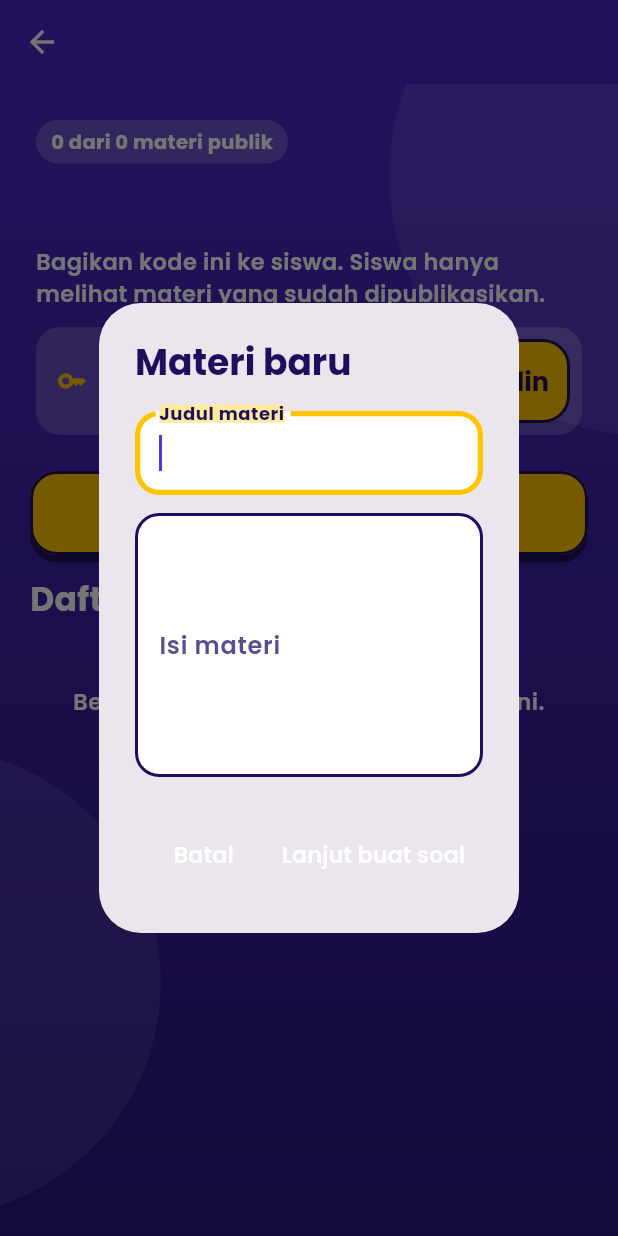
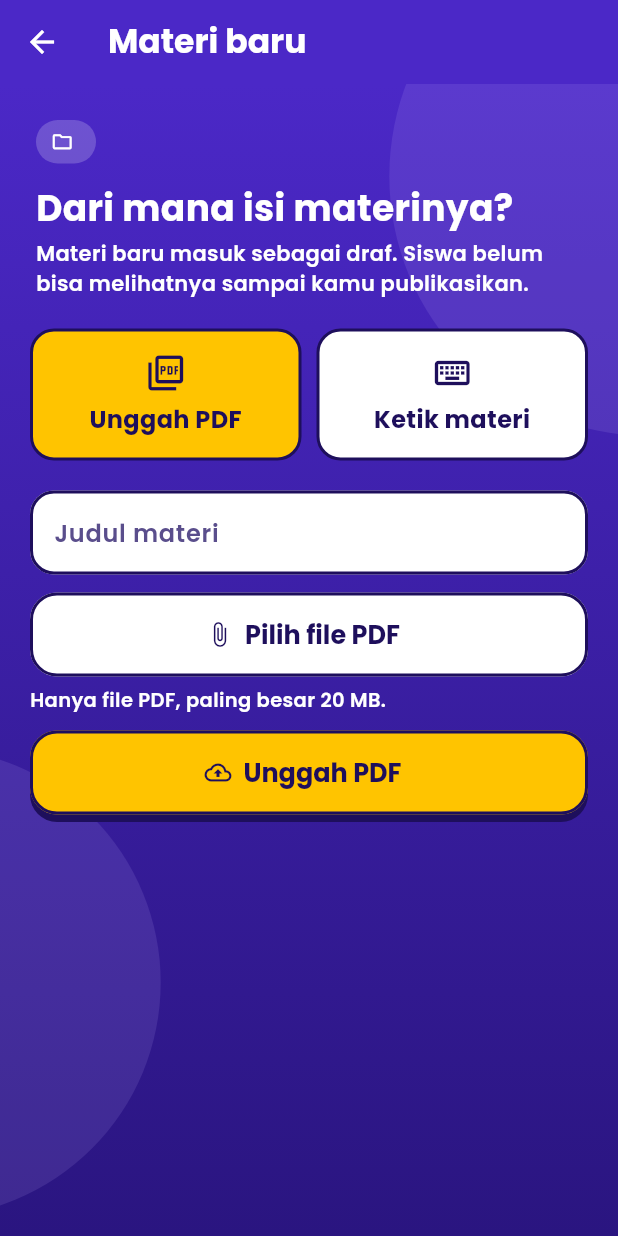
Before and after one commit to haswium/Proyek-Telematika-APREVO, a Flutter app: the SubjectDetailScreen screen opened directly with empty values, after a tap on "Buat Materi Baru", on a phone screen of 412 x 824 dp. Run offline on Flutter 3.47's test engine with Material 3 defaults, Android fonts, the phone set to English and light mode, and no system bars; our stand-ins replace flutter_tts, supabase_flutter; accounts and stored records are empty.

Commit message:
Pilihan sumber materi: unggah PDF atau ketik
Tombol "Buat Materi Baru" di layar mata pelajaran sekarang membuka
NewMaterialScreen dengan dua pilihan sumber (dibaca TalkBack sebagai
grup pilihan): "Unggah PDF" dan "Ketik materi".

Unggah PDF memakai file_picker (hanya .pdf). File di atas 20 MB atau
bukan PDF ditolak dengan pesan yang menyebut nama dan ukuran file. Nama
file, status mengunggah, berhasil, dan gagal tampil di liveRegion, dan
dibacakan lewat Speech kalau TalkBack mati. Di mode demo,
AppStore.uploadMaterialPdf hanya membuat materi draf berisi teks contoh;
sambungan ke POST /teacher/materials/upload menyusul di branch
feat/backend-materials.

Ketik materi sekarang menolak judul kosong dengan pesan error, bukan
diam-diam membatalkan.

LessonMaterial punya sourceFileName. Kartu "Baca materi" di editor
menampilkan "Dari PDF: nama file" atau cuplikan teks yang diketik.

SwitchListTile publikasi di editor dibungkus Material transparan supaya
tidak memicu assertion "ListTile background color or ink splashes may be
invisible" di mode debug.

```diff
--- a/lib/models/models.dart
+++ b/lib/models/models.dart
@@ -119,12 +119,17 @@ class LessonMaterial {
     required this.body,
     this.questionType = GameType.quiz,
     this.published = false,
+    this.sourceFileName,
   });
 
   final String id;
   final String subjectId;
   final String title;
   final String body;
+
+  /// Nama file PDF kalau materi diunggah dari PDF, atau `null` kalau
+  /// isinya diketik guru.
+  final String? sourceFileName;
 
   final List<Attempt> attempts = [];
 
--- a/lib/screens/teacher/material_editor_screen.dart
+++ b/lib/screens/teacher/material_editor_screen.dart
@@ -158,12 +158,8 @@ class _MaterialEditorScreenState extends State<MaterialEditorScreen> {
             ListRow(
               icon: Icons.menu_book_outlined,
               title: 'Baca materi',
-              subtitle: _m.body.isEmpty
-                  ? 'Isi materi masih kosong'
-                  : (_m.body.length > 70
-                      ? '${_m.body.substring(0, 70)}...'
-                      : _m.body),
-              semanticLabel: 'Baca materi ${_m.title}',
+              subtitle: _sourceText(),
+              semanticLabel: 'Baca materi ${_m.title}. ${_sourceText()}',
               onTap: () => Navigator.push(
                 context,
                 MaterialPageRoute(
@@ -205,15 +201,23 @@ class _MaterialEditorScreenState extends State<MaterialEditorScreen> {
               color: _m.published ? AppColors.mint : AppColors.soft,
               borderColor: AppColors.ink,
               padding: const EdgeInsets.symmetric(horizontal: 8, vertical: 4),
+              // Material transparan: ListTile menggambar efek sentuhnya di
+              // Material terdekat, yang tertutup latar AppCard.
+              child: Material(
+                type: MaterialType.transparency,
                 child: SwitchListTile(
                   value: _m.published,
                   onChanged: _setPublished,
-                title: Text('Publikasikan ke siswa', style: AppType.titleMedium),
+                  title: Text(
+                    'Publikasikan ke siswa',
+                    style: AppType.titleMedium,
+                  ),
                   subtitle: Text(
                     _m.published
                         ? 'Siswa ${subject.name} bisa melihat materi ini'
                         : 'Masih draf, siswa belum bisa melihat',
                     style: AppType.bodySmall,
+                  ),
                 ),
               ),
             ),
@@ -233,6 +237,14 @@ class _MaterialEditorScreenState extends State<MaterialEditorScreen> {
         ),
       ),
     );
+  }
+
+  /// Sumber isi materi: nama file PDF, atau cuplikan teks yang diketik.
+  String _sourceText() {
+    final file = _m.sourceFileName;
+    if (file != null) return 'Dari PDF: $file';
+    if (_m.body.isEmpty) return 'Isi materi masih kosong';
+    return _m.body.length > 70 ? '${_m.body.substring(0, 70)}...' : _m.body;
   }
 
   /// Ringkasan hasil pre-test dan post-test seorang siswa.
--- /dev/null
+++ b/lib/screens/teacher/new_material_screen.dart
@@ -0,0 +1,498 @@
+import 'package:file_picker/file_picker.dart';
+import 'package:flutter/foundation.dart';
+import 'package:flutter/material.dart';
+
+import '../../data/app_store.dart';
+import '../../models/models.dart';
+import '../../services/speech.dart';
+import '../../theme/app_theme.dart';
+import '../../widgets/common.dart';
+import '../../widgets/playful.dart';
+import 'material_editor_screen.dart';
+
+/// Batas ukuran PDF materi: 20 MB.
+const int kMaxPdfBytes = 20 * 1024 * 1024;
+
+/// Ukuran file untuk dibaca manusia, dibulatkan ke atas: "850 KB",
+/// "2,4 MB". Dibulatkan ke atas supaya file 20,04 MB tidak tampil "20,0 MB"
+/// padahal ditolak.
+String fileSizeLabel(int bytes) {
+  if (bytes < 1024 * 1024) return '${(bytes / 1024).ceil()} KB';
+  final mb = (bytes * 10 / (1024 * 1024)).ceil() / 10;
+  return '${mb.toStringAsFixed(1).replaceAll('.', ',')} MB';
+}
+
+/// Alasan file ditolak, atau `null` kalau boleh diunggah. [size] `null`
+/// berarti ukurannya tidak bisa dibaca.
+String? pdfProblem(String fileName, int? size) {
+  if (!fileName.toLowerCase().endsWith('.pdf')) {
+    return 'File $fileName bukan PDF. Pilih file berakhiran .pdf.';
+  }
+  if (size == null) {
+    return 'Ukuran file $fileName tidak bisa dibaca. Coba pilih ulang.';
+  }
+  if (size > kMaxPdfBytes) {
+    return 'File $fileName terlalu besar, ${fileSizeLabel(size)}. Batas '
+        'ukuran PDF 20 MB. Pilih file yang lebih kecil.';
+  }
+  return null;
+}
+
+/// File PDF yang dipilih guru. Dipisah dari `PlatformFile` supaya layar ini
+/// bisa diuji tanpa membuka pemilih file sungguhan.
+class PickedPdf {
+  const PickedPdf({
+    required this.name,
+    required this.size,
+    required this.readBytes,
+  });
+
+  final String name;
+
+  /// Ukuran dalam byte, `null` kalau tidak bisa dibaca.
+  final int? size;
+  final Future<Uint8List> Function() readBytes;
+}
+
+/// Membuka pemilih file bawaan perangkat, hanya untuk PDF.
+Future<PickedPdf?> pickPdfFile() async {
+  final file = await FilePicker.pickFile(
+    type: FileType.custom,
+    allowedExtensions: const ['pdf'],
+  );
+  if (file == null) return null;
+  return PickedPdf(
+    name: file.name,
+    size: file.lengthSync() ?? await file.length(),
+    readBytes: file.readAsBytes,
+  );
+}
+
+enum _Source { pdf, typed }
+
+enum _StatusKind { info, uploading, success, error }
+
+/// Guru membuat materi baru di satu mata pelajaran, dengan dua pilihan
+/// sumber: unggah PDF atau ketik isinya. Materi baru selalu draf.
+class NewMaterialScreen extends StatefulWidget {
+  const NewMaterialScreen({
+    super.key,
+    required this.subject,
+    this.pickFile = pickPdfFile,
+  });
+
+  final Subject subject;
+
+  /// Diganti di tes supaya tidak membuka pemilih file sungguhan.
+  final Future<PickedPdf?> Function() pickFile;
+
+  @override
+  State<NewMaterialScreen> createState() => _NewMaterialScreenState();
+}
+
+class _NewMaterialScreenState extends State<NewMaterialScreen> {
+  final _title = TextEditingController();
+  final _body = TextEditingController();
+  _Source _source = _Source.pdf;
+  PickedPdf? _file;
+  LessonMaterial? _uploaded;
+
+  /// `true` setelah unggahan gagal, supaya tombolnya menjadi "Coba unggah
+  /// lagi". Error lain (judul kosong, file ditolak) tidak mengubahnya.
+  bool _uploadFailed = false;
+
+  String? _status;
+  _StatusKind _statusKind = _StatusKind.info;
+  int _statusSerial = 0;
+
+  bool get _uploading => _statusKind == _StatusKind.uploading;
+  bool get _locked => _uploading || _uploaded != null;
+
+  @override
+  void dispose() {
+    _title.dispose();
+    _body.dispose();
+    super.dispose();
+  }
+
+  /// Semua status tampil di liveRegion, jadi TalkBack membacakannya. Kalau
+  /// TalkBack mati, dibacakan lewat suara.
+  void _setStatus(_StatusKind kind, String? message) {
+    setState(() {
+      _statusKind = kind;
+      _status = message;
+      _statusSerial++;
+    });
+    if (message != null) Speech.feedback(context, message);
+  }
+
+  void _choose(_Source source) {
+    if (_locked || source == _source) return;
+    setState(() {
+      _source = source;
+      _status = null;
+    });
+  }
+
+  Future<void> _pick() async {
+    final PickedPdf? file;
+    try {
+      file = await widget.pickFile();
+    } catch (_) {
+      if (!mounted) return;
+      _setStatus(_StatusKind.error, 'Pemilih file tidak bisa dibuka.');
+      return;
+    }
+    if (file == null || !mounted) return;
+    final problem = pdfProblem(file.name, file.size);
+    if (problem != null) {
+      setState(() => _file = null);
+      _setStatus(_StatusKind.error, problem);
+      return;
+    }
+    setState(() {
+      _file = file;
+      _uploadFailed = false;
+    });
+    _setStatus(
+      _StatusKind.info,
+      'File dipilih: ${file.name}, ${fileSizeLabel(file.size!)}.',
+    );
+  }
+
+  Future<void> _upload() async {
+    final file = _file;
+    final title = _title.text.trim();
+    if (title.isEmpty) {
+      _setStatus(_StatusKind.error, 'Judul materi belum diisi.');
+      return;
+    }
+    if (file == null) {
+      _setStatus(_StatusKind.error, 'Pilih file PDF dulu.');
+      return;
+    }
+    _setStatus(
+      _StatusKind.uploading,
+      'Mengunggah ${file.name}. Tunggu sebentar.',
+    );
+    try {
+      final bytes = await file.readBytes();
+      final material = await store.uploadMaterialPdf(
+        widget.subject,
+        title: title,
+        fileName: file.name,
+        bytes: bytes,
+      );
+      if (!mounted) return;
+      setState(() => _uploaded = material);
+      _setStatus(
+        _StatusKind.success,
+        'Berhasil. ${file.name} diunggah sebagai materi draf $title.',
+      );
+    } catch (_) {
+      if (!mounted) return;
+      setState(() => _uploadFailed = true);
+      _setStatus(
+        _StatusKind.error,
+        'Gagal mengunggah ${file.name}. Periksa sambungan internet, lalu '
+        'coba lagi.',
+      );
+    }
+  }
+
+  void _createTyped() {
+    final title = _title.text.trim();
+    if (title.isEmpty) {
+      _setStatus(_StatusKind.error, 'Judul materi belum diisi.');
+      return;
+    }
+    final material = store.createMaterial(
+      widget.subject,
+      title,
+      _body.text.trim(),
+    );
+    _openEditor(material);
+  }
+
+  void _openEditor(LessonMaterial material) {
+    Navigator.pushReplacement(
+      context,
+      MaterialPageRoute(
+        builder: (_) => MaterialEditorScreen(material: material),
+      ),
+    );
+  }
+
+  @override
+  Widget build(BuildContext context) {
+    final pdf = _source == _Source.pdf;
+    return PurpleScaffold(
+      appBar: aprevoAppBar('Materi baru'),
+      body: SafeArea(
+        child: ListView(
+          padding: const EdgeInsets.all(20),
+          children: [
+            HeroCard(
+              child: Column(
+                crossAxisAlignment: CrossAxisAlignment.start,
+                children: [
+                  Pill(
+                    widget.subject.name,
+                    icon: Icons.folder_outlined,
+                    color: const Color(0x33FFFFFF),
+                    textColor: AppColors.white,
+                  ),
+                  const SizedBox(height: 12),
+                  Semantics(
+                    header: true,
+                    child: const Text(
+                      'Dari mana isi materinya?',
+                      style: TextStyle(
+                        fontSize: 24,
+                        fontWeight: FontWeight.w700,
+                        color: AppColors.white,
+                      ),
+                    ),
+                  ),
+                  const SizedBox(height: 4),
+                  const Text(
+                    'Materi baru masuk sebagai draf. Siswa belum bisa '
+                    'melihatnya sampai kamu publikasikan.',
+                    style: TextStyle(color: AppColors.white),
+                  ),
+                ],
+              ),
+            ),
+            const SizedBox(height: 12),
+            Row(
+              children: [
+                Expanded(
+                  child: _SourceCard(
+                    label: 'Unggah PDF',
+                    icon: Icons.picture_as_pdf_outlined,
+                    selected: pdf,
+                    onTap: () => _choose(_Source.pdf),
+                  ),
+                ),
+                const SizedBox(width: 10),
+                Expanded(
+                  child: _SourceCard(
+                    label: 'Ketik materi',
+                    icon: Icons.keyboard_outlined,
+                    selected: !pdf,
+                    onTap: () => _choose(_Source.typed),
+                  ),
+                ),
+              ],
+            ),
+            const SizedBox(height: 20),
+            TextField(
+              controller: _title,
+              enabled: !_locked,
+              textCapitalization: TextCapitalization.sentences,
+              textInputAction: pdf ? TextInputAction.done : null,
+              decoration: fieldDecoration('Judul materi'),
+            ),
+            const SizedBox(height: 12),
+            if (pdf) ..._pdfSection() else ..._typedSection(),
+          ],
+        ),
+      ),
+    );
+  }
+
+  List<Widget> _typedSection() {
+    return [
+      TextField(
+        controller: _body,
+        maxLines: 8,
+        decoration: fieldDecoration('Isi materi'),
+      ),
+      const SizedBox(height: 12),
+      if (_status != null) ...[_statusCard(), const SizedBox(height: 12)],
+      PrimaryButton(
+        label: 'Lanjut buat soal',
+        icon: Icons.arrow_forward,
+        onPressed: _createTyped,
+      ),
+    ];
+  }
+
+  List<Widget> _pdfSection() {
+    final file = _file;
+    return [
+      if (file != null) ...[
+        _FileRow(file: file),
+        const SizedBox(height: 12),
+      ],
+      OutlinedButton.icon(
+        icon: const Icon(Icons.attach_file),
+        label: Text(file == null ? 'Pilih file PDF' : 'Ganti file PDF'),
+        onPressed: _locked ? null : _pick,
+      ),
+      Padding(
+        padding: const EdgeInsets.only(top: 6, bottom: 12),
+        child: Text(
+          'Hanya file PDF, paling besar 20 MB.',
+          style: AppType.bodySmall,
+        ),
+      ),
+      if (_status != null) ...[_statusCard(), const SizedBox(height: 12)],
+      if (_uploaded == null)
+        PrimaryButton(
+          label: _uploadFailed ? 'Coba unggah lagi' : 'Unggah PDF',
+          icon: Icons.cloud_upload_outlined,
+          onPressed: _uploading ? null : _upload,
+        )
+      else
+        PrimaryButton(
+          label: 'Lanjut buat soal',
+          icon: Icons.arrow_forward,
+          onPressed: () => _openEditor(_uploaded!),
+        ),
+    ];
+  }
+
+  Widget _statusCard() {
+    final message = _status!;
+    final key = ValueKey('status-$_statusSerial');
+    if (_statusKind == _StatusKind.error) {
+      return ErrorCard(key: key, message: message);
+    }
+    final Widget icon;
+    if (_statusKind == _StatusKind.uploading &&
+        !MediaQuery.of(context).disableAnimations) {
+      icon = const SizedBox(
+        width: 24,
+        height: 24,
+        child: CircularProgressIndicator(
+          strokeWidth: 3,
+          color: AppColors.primary,
+        ),
+      );
+    } else {
+      icon = Icon(
+        switch (_statusKind) {
+          _StatusKind.uploading => Icons.hourglass_top,
+          _StatusKind.success => Icons.check_circle,
+          _ => Icons.description_outlined,
+        },
+        color: AppColors.primary,
+      );
+    }
+    // liveRegion dengan key baru tiap status, sama seperti ErrorCard,
+    // supaya TalkBack membacakan setiap perubahan status.
+    return Semantics(
+      key: key,
+      container: true,
+      liveRegion: true,
+      label: message,
+      excludeSemantics: true,
+      child: AppCard(
+        color: _statusKind == _StatusKind.success
+            ? AppColors.highlight
+            : AppColors.white,
+        child: Row(
+          children: [
+            icon,
+            const SizedBox(width: 12),
+            Expanded(
+              child: Text(message, style: AppType.bodyMedium),
+            ),
+          ],
+        ),
+      ),
+    );
+  }
+}
+
+/// File PDF yang dipilih: nama dan ukurannya, dibaca sebagai satu kalimat.
+class _FileRow extends StatelessWidget {
+  const _FileRow({required this.file});
+
+  final PickedPdf file;
+
+  @override
+  Widget build(BuildContext context) {
+    final size = fileSizeLabel(file.size ?? 0);
+    return Semantics(
+      label: 'File PDF: ${file.name}, $size',
+      excludeSemantics: true,
+      child: AppCard(
+        child: Row(
+          children: [
+            const Icon(Icons.picture_as_pdf, color: AppColors.primary),
+            const SizedBox(width: 12),
+            Expanded(
+              child: Column(
+                crossAxisAlignment: CrossAxisAlignment.start,
+                children: [
+                  Text(file.name, style: AppType.titleMedium),
+                  Text(size, style: AppType.bodySmall),
+                ],
+              ),
+            ),
+          ],
+        ),
+      ),
+    );
+  }
+}
+
+/// Pilihan sumber materi. Dibaca TalkBack sebagai satu tombol dalam grup:
+/// "Sumber materi: Unggah PDF, dipilih".
+class _SourceCard extends StatelessWidget {
+  const _SourceCard({
+    required this.label,
+    required this.icon,
+    required this.selected,
+    required this.onTap,
+  });
+
+  final String label;
+  final IconData icon;
+  final bool selected;
+  final VoidCallback onTap;
+
+  @override
+  Widget build(BuildContext context) {
+    return Semantics(
+      label: 'Sumber materi: $label',
+      button: true,
+      selected: selected,
+      inMutuallyExclusiveGroup: true,
+      onTap: onTap,
+      excludeSemantics: true,
+      child: Bouncy(
+        child: GestureDetector(
+          onTap: onTap,
+          child: Container(
+            constraints: const BoxConstraints(minHeight: 88),
+            padding: const EdgeInsets.symmetric(horizontal: 10, vertical: 12),
+            decoration: BoxDecoration(
+              color: selected ? AppColors.accent : AppColors.white,
+              borderRadius: BorderRadius.circular(16),
+              border: Border.all(color: AppColors.ink, width: 2),
+            ),
+            child: Column(
+              mainAxisAlignment: MainAxisAlignment.center,
+              children: [
+                Icon(icon, color: AppColors.ink, size: 28),
+                const SizedBox(height: 6),
+                Text(
+                  label,
+                  textAlign: TextAlign.center,
+                  style: const TextStyle(
+                    fontSize: 16,
+                    fontWeight: FontWeight.w700,
+                    color: AppColors.ink,
+                  ),
+                ),
+              ],
+            ),
+          ),
+        ),
+      ),
+    );
+  }
+}
--- a/lib/screens/teacher/subject_detail_screen.dart
+++ b/lib/screens/teacher/subject_detail_screen.dart
@@ -6,6 +6,7 @@ import '../../theme/app_theme.dart';
 import '../../widgets/common.dart';
 import '../../widgets/playful.dart';
 import 'material_editor_screen.dart';
+import 'new_material_screen.dart';
 
 /// Isi satu mata pelajaran untuk guru: kode akses untuk dibagikan, tombol
 /// buat materi, lalu kartu tiap materi (publik maupun draf).
@@ -23,51 +24,13 @@ class SubjectDetailScreen extends StatelessWidget {
     );
   }
 
-  Future<void> _createMaterial(BuildContext context) async {
-    final title = TextEditingController();
-    final body = TextEditingController();
-    final ok = await showDialog<bool>(
-      context: context,
-      builder: (dialogContext) => AlertDialog(
-        title: const Text('Materi baru'),
-        content: SingleChildScrollView(
-          child: Column(
-            mainAxisSize: MainAxisSize.min,
-            children: [
-              TextField(
-                controller: title,
-                autofocus: true,
-                decoration: fieldDecoration('Judul materi'),
-              ),
-              const SizedBox(height: 12),
-              TextField(
-                controller: body,
-                maxLines: 6,
-                decoration: fieldDecoration('Isi materi'),
-              ),
-            ],
-          ),
-        ),
-        actions: [
-          TextButton(
-            onPressed: () => Navigator.pop(dialogContext, false),
-            child: const Text('Batal'),
-          ),
-          TextButton(
-            onPressed: () => Navigator.pop(dialogContext, true),
-            child: const Text('Lanjut buat soal'),
-          ),
-        ],
+  void _createMaterial(BuildContext context) {
+    Navigator.push(
+      context,
+      MaterialPageRoute(
+        builder: (_) => NewMaterialScreen(subject: subject),
       ),
     );
-    if (ok != true || title.text.trim().isEmpty) return;
-    final material = store.createMaterial(
-      subject,
-      title.text.trim(),
-      body.text.trim(),
-    );
-    if (!context.mounted) return;
-    _open(context, material);
   }
 
   @override
--- a/pubspec.yaml
+++ b/pubspec.yaml
@@ -38,6 +38,7 @@ dependencies:
   supabase_flutter: ^2.18.0
   flutter_localizations:
     sdk: flutter
+  file_picker: ^13.1.0
 
 dev_dependencies:
   flutter_test:
```
Also changed, not shown: lib/data/app_store.dart (+28 -0 lines), pubspec.lock, 2 other files. Lines whose indentation alone changed are shown as unchanged.
